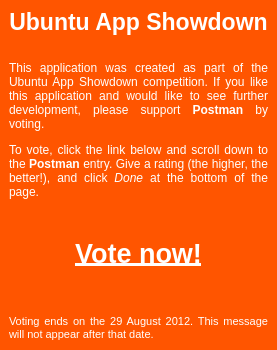
Old version of the form data/ui/ShowdownWidget.ui in the repository eugenesan/postman.
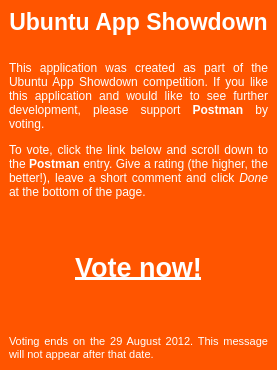
New version of the form.

```diff
--- a/data/ui/ShowdownWidget.ui
+++ b/data/ui/ShowdownWidget.ui
@@ -7,13 +7,13 @@
     <x>0</x>
     <y>0</y>
     <width>269</width>
-    <height>350</height>
+    <height>370</height>
    </rect>
   </property>
   <property name="maximumSize">
    <size>
     <width>16777215</width>
-    <height>350</height>
+    <height>370</height>
    </size>
   </property>
   <property name="windowTitle">
@@ -77,7 +77,7 @@
         </property>
         <property name="text">
          <string>&lt;p&gt;This application was created as part of the Ubuntu App Showdown competition. If you like this application and would like to see further development, please support &lt;span style='font: bold'&gt;Postman&lt;/span&gt; by voting.&lt;/p&gt;
-&lt;p&gt;To vote, click the link below and scroll down to the &lt;span style='font: bold'&gt;Postman&lt;/span&gt; entry. Give a rating (the higher, the better!), and click &lt;span style='font: italic'&gt;Done&lt;/span&gt; at the bottom of the page.&lt;/p&gt;</string>
+&lt;p&gt;To vote, click the link below and scroll down to the &lt;span style='font: bold'&gt;Postman&lt;/span&gt; entry. Give a rating (the higher, the better!), leave a short comment and click &lt;span style='font: italic'&gt;Done&lt;/span&gt; at the bottom of the page.&lt;/p&gt;</string>
         </property>
         <property name="alignment">
          <set>Qt::AlignJustify|Qt::AlignVCenter</set>
```
